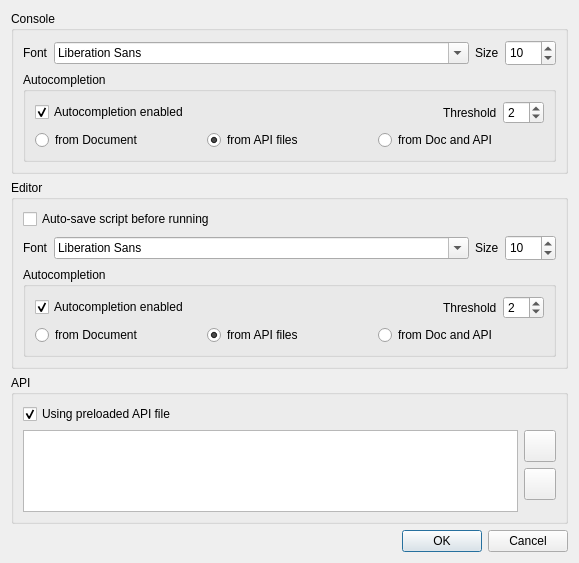
Old version of the form python/console/console_settings.ui in the repository qgis/QGIS.
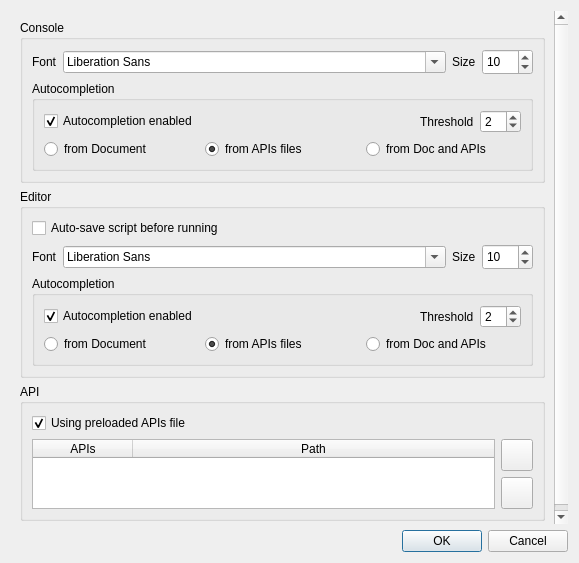
New version of the form. Custom widgets are drawn as their Qt base class.

Commit message: [pyqgis-console] add scroll area for settigs dialog - does also the last tab closable - fixes some translate string and warns the user   if the file has been deleted - minor fixes

```diff
--- a/python/console/console_settings.ui
+++ b/python/console/console_settings.ui
@@ -13,10 +13,46 @@
     <height>563</height>
    </rect>
   </property>
+  <property name="sizePolicy">
+   <sizepolicy hsizetype="Preferred" vsizetype="Preferred">
+    <horstretch>0</horstretch>
+    <verstretch>0</verstretch>
+   </sizepolicy>
+  </property>
+  <property name="minimumSize">
+   <size>
+    <width>500</width>
+    <height>0</height>
+   </size>
+  </property>
+  <property name="font">
+   <font>
+    <weight>50</weight>
+    <bold>false</bold>
+   </font>
+  </property>
   <property name="modal">
    <bool>true</bool>
   </property>
-  <layout class="QGridLayout" name="gridLayout_11">
+  <layout class="QGridLayout" name="gridLayout_6">
+   <item row="0" column="0">
+    <widget class="QScrollArea" name="scrollArea">
+     <property name="frameShape">
+      <enum>QFrame::NoFrame</enum>
+     </property>
+     <property name="widgetResizable">
+      <bool>true</bool>
+     </property>
+     <widget class="QWidget" name="scrollAreaWidgetContents">
+      <property name="geometry">
+       <rect>
+        <x>0</x>
+        <y>0</y>
+        <width>543</width>
+        <height>530</height>
+       </rect>
+      </property>
+      <layout class="QGridLayout" name="gridLayout_2">
    <item row="0" column="0">
     <widget class="QGroupBox" name="groupBox">
      <property name="title">
@@ -154,7 +190,7 @@
               <string>Get autocompletion from installed APIs</string>
              </property>
              <property name="text">
-              <string>from API files</string>
+                  <string>from APIs files</string>
              </property>
              <property name="checked">
               <bool>true</bool>
@@ -167,7 +203,7 @@
               <string>Get autocompletion from current document and installed APIs</string>
              </property>
              <property name="text">
-              <string>from Doc and API</string>
+                  <string>from Doc and APIs</string>
              </property>
             </widget>
            </item>
@@ -323,7 +359,7 @@
               <string>Get autocompletion from installed APIs</string>
              </property>
              <property name="text">
-              <string>from API files</string>
+                  <string>from APIs files</string>
              </property>
              <property name="checked">
               <bool>true</bool>
@@ -336,7 +372,7 @@
               <string>Get autocompletion from current document and installed APIs</string>
              </property>
              <property name="text">
-              <string>from Doc and API</string>
+                  <string>from Doc and APIs</string>
              </property>
             </widget>
            </item>
@@ -357,7 +393,7 @@
       <item row="0" column="0">
        <widget class="QCheckBox" name="preloadAPI">
         <property name="text">
-         <string>Using preloaded API file</string>
+             <string>Using preloaded APIs file</string>
         </property>
         <property name="checked">
          <bool>true</bool>
@@ -462,9 +498,28 @@
           <attribute name="horizontalHeaderVisible">
            <bool>true</bool>
           </attribute>
+              <attribute name="horizontalHeaderCascadingSectionResizes">
+               <bool>false</bool>
+              </attribute>
+              <attribute name="horizontalHeaderShowSortIndicator" stdset="0">
+               <bool>false</bool>
+              </attribute>
+              <attribute name="horizontalHeaderStretchLastSection">
+               <bool>true</bool>
+              </attribute>
           <attribute name="verticalHeaderVisible">
            <bool>false</bool>
           </attribute>
+              <column>
+               <property name="text">
+                <string>APIs</string>
+               </property>
+              </column>
+              <column>
+               <property name="text">
+                <string>Path</string>
+               </property>
+              </column>
          </widget>
         </item>
        </layout>
@@ -472,7 +527,11 @@
      </layout>
     </widget>
    </item>
-   <item row="3" column="0">
+      </layout>
+     </widget>
+    </widget>
+   </item>
+   <item row="1" column="0">
     <widget class="QDialogButtonBox" name="buttonBox">
      <property name="orientation">
       <enum>Qt::Horizontal</enum>
```
Left out of the diff: 2 changed lines with no effect on the pictures. Lines whose indentation alone changed are shown as unchanged. The commit also changes 3 other files.
